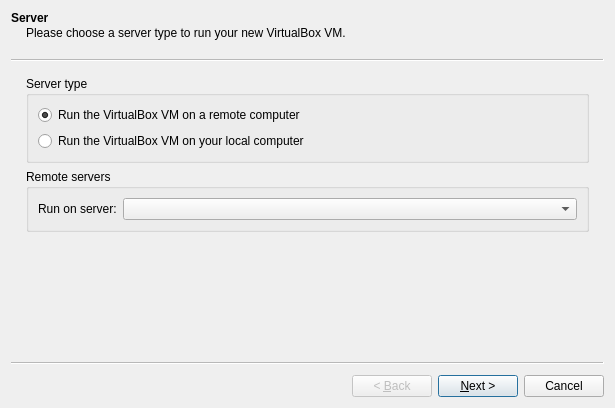
The window that gns3/modules/virtualbox/ui/virtualbox_vm_wizard.ui (GNS3/gns3-gui) describes before a commit, drawn with Qt 5.
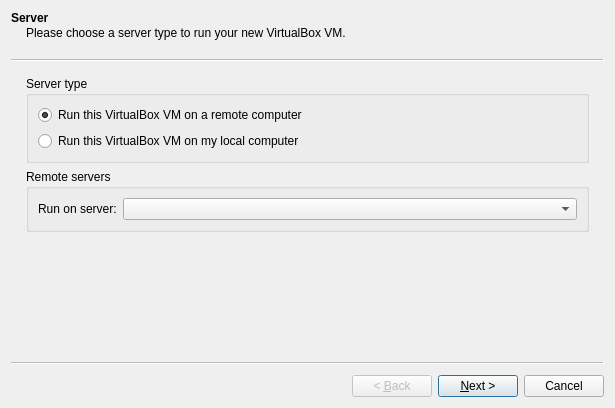
The same window after the commit.

```diff
--- a/gns3/modules/virtualbox/ui/virtualbox_vm_wizard.ui
+++ b/gns3/modules/virtualbox/ui/virtualbox_vm_wizard.ui
@@ -33,7 +33,7 @@
        <item>
         <widget class="QRadioButton" name="uiRemoteRadioButton">
          <property name="text">
-          <string>Run the VirtualBox VM on a remote computer</string>
+          <string>Run this VirtualBox VM on a remote computer</string>
          </property>
          <property name="checked">
           <bool>true</bool>
@@ -43,7 +43,7 @@
        <item>
         <widget class="QRadioButton" name="uiLocalRadioButton">
          <property name="text">
-          <string>Run the VirtualBox VM on your local computer</string>
+          <string>Run this VirtualBox VM on my local computer</string>
          </property>
         </widget>
        </item>
```
